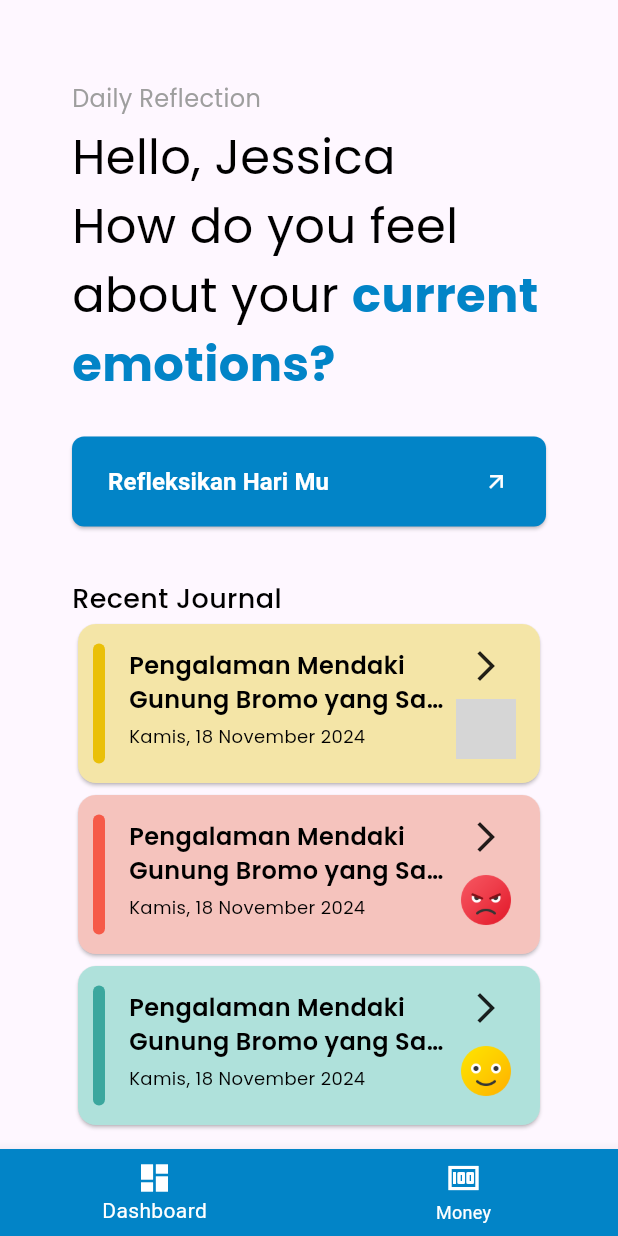
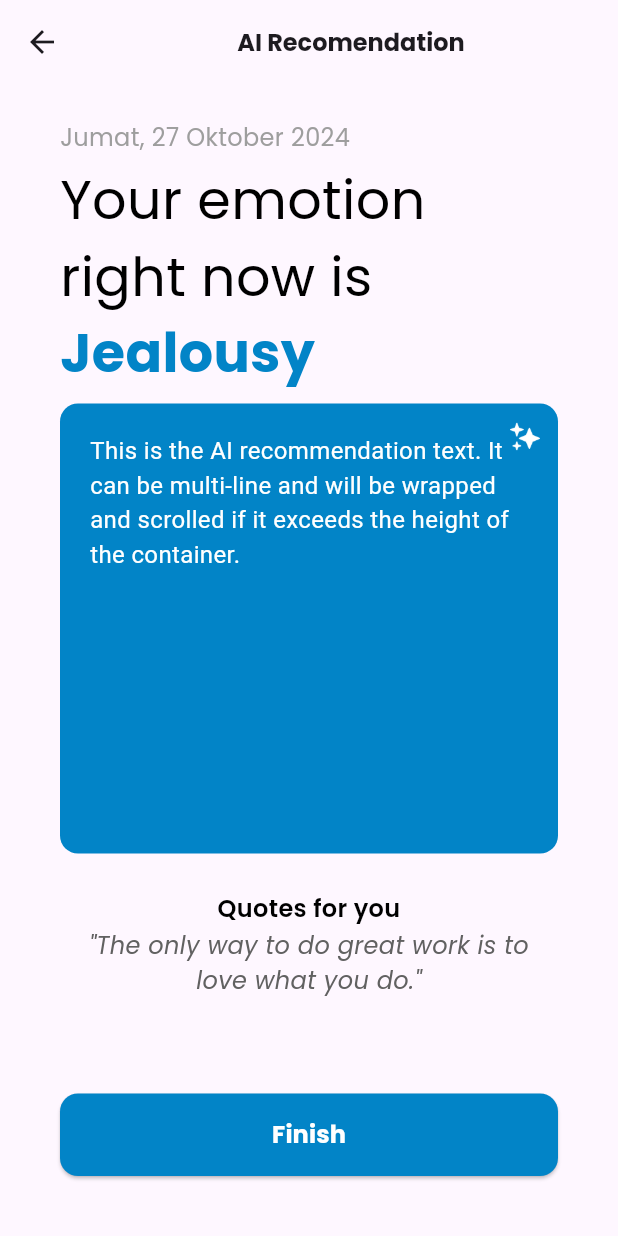
Before and after one commit to LouisFernando1204/jourx-frontend, a Flutter app: the screen it shows after launch, on a phone screen of 412 x 824 dp. Run offline on Flutter 3.47's test engine with Material 3 defaults, Android fonts, the light colour scheme and no system bars; our stand-ins replace double_back_to_close, equatable, fluttertoast, google_fonts, speech_to_text; grey boxes are pictures that could not be loaded.

Commit message:
ai recomendation

```diff
--- a/lib/main.dart
+++ b/lib/main.dart
@@ -21,7 +21,7 @@ class MyApp extends StatelessWidget {
         colorScheme: ColorScheme.fromSeed(seedColor: Colors.deepPurple),
         useMaterial3: true,
       ),
-      home: const MainMenu(), // Mengganti halaman utama menjadi PricePage
+      home: const AiRecomendationPage(), // Mengganti halaman utama menjadi PricePage
     );
   }
 }
--- /dev/null
+++ b/lib/view/pages/ai_recomendation_page.dart
@@ -0,0 +1,178 @@
+part of 'pages.dart';
+
+class AiRecomendationPage extends StatefulWidget {
+  const AiRecomendationPage({super.key});
+
+  @override
+  State<AiRecomendationPage> createState() => _AiRecomendationPageState();
+}
+
+class _AiRecomendationPageState extends State<AiRecomendationPage> {
+  @override
+  Widget build(BuildContext context) {
+    return Scaffold(
+      appBar: PreferredSize(
+        preferredSize: Size.fromHeight(kToolbarHeight),
+        child: AppBar(
+          automaticallyImplyLeading: false,
+          title: Padding(
+            padding: const EdgeInsets.symmetric(horizontal: 19.0),
+            child: Center(
+              child: Text(
+                'AI Recomendation',
+                style: GoogleFonts.poppins(
+                  fontWeight: FontWeight.bold,
+                  fontSize: 16,
+                ),
+              ),
+            ),
+          ),
+          leading: IconButton(
+            icon: Icon(Icons.arrow_back),
+            onPressed: () {
+              Navigator.of(context).pop();
+            },
+          ),
+        ),
+      ),
+      resizeToAvoidBottomInset: true,
+      body: ChangeNotifierProvider<JournalingViewmodel>(
+        create: (_) => JournalingViewmodel(),
+        child: Stack(
+          children: [
+            Padding(
+              padding: const EdgeInsets.symmetric(horizontal: 16.0),
+              child: Container(
+                padding: const EdgeInsets.all(24.0),
+                child: Column(
+                  mainAxisAlignment: MainAxisAlignment.start,
+                  crossAxisAlignment: CrossAxisAlignment.start,
+                  children: [
+                    Text(
+                      "Jumat, 27 Oktober 2024",
+                      style: GoogleFonts.poppins(
+                        fontWeight: FontWeight.normal,
+                        fontSize: 16,
+                        color: Colors.grey[500],
+                      ),
+                    ),
+                    const SizedBox(height: 5.0),
+                    Text.rich(
+                      TextSpan(
+                        text: 'Your emotion right now is ',
+                        style: GoogleFonts.poppins(
+                          fontWeight: FontWeight.normal,
+                          fontSize: 36,
+                          color: Colors.black,
+                        ),
+                        children: <TextSpan>[
+                          TextSpan(
+                            text: 'Jealousy',
+                            style: GoogleFonts.poppins(
+                              color: Color(0xff0284c7),
+                              fontWeight: FontWeight.bold,
+                              fontSize: 36,
+                            ),
+                          ),
+                        ],
+                      ),
+                    ),
+                    const SizedBox(height: 8.0),
+                    Container(
+                      height: 300,
+                      decoration: BoxDecoration(
+                        color: Color(0xff0284c7),
+                        borderRadius: BorderRadius.circular(12),
+                      ),
+                      child: Stack(
+                        children: [
+                          Positioned(
+                            top: 12.0,
+                            right: 12.0,
+                            child: Image.asset(
+                              'assets/images/AI.png',
+                              height: 20,
+                              width: 20,
+                              color: Colors.white,
+                            ),
+                          ),
+                          SingleChildScrollView(
+                            padding: const EdgeInsets.only(
+                                top: 20.0,
+                                left: 20.0,
+                                right: 27.0,
+                                bottom: 16.0),
+                            child: Text(
+                              'This is the AI recommendation text. It can be multi-line and will be wrapped and scrolled if it exceeds the height of the container.',
+                              style: TextStyle(
+                                color: Colors.white,
+                                fontSize: 16,
+                              ),
+                            ),
+                          ),
+                        ],
+                      ),
+                    ),
+                    const SizedBox(height: 25.0),
+                     Center(
+                      child: Text(
+                        'Quotes for you',
+                        textAlign: TextAlign.center,
+                        style: GoogleFonts.poppins(
+                          fontWeight: FontWeight.w600,
+                          fontSize: 16,
+                          color: Colors.black
+                        ),
+                      ),
+                    ),
+                    const SizedBox(height: 2.0),
+                    Center(
+                      child: Text(
+                        '"The only way to do great work is to love what you do."',
+                        textAlign: TextAlign.center,
+                        style: GoogleFonts.poppins(
+                          fontStyle: FontStyle.italic,
+                          fontWeight: FontWeight.normal,
+                          fontSize: 16,
+                          color: Colors.grey[700],
+                        ),
+                      ),
+                    ),
+                    Spacer(),
+                    ElevatedButton(
+                      onPressed: () {
+                        // Tambahkan aksi tombol di sini
+                        print('Button pressed');
+                      },
+                      style: ElevatedButton.styleFrom(
+                        backgroundColor: Color(0xff0284c7), // Warna tombol
+                        shape: RoundedRectangleBorder(
+                          borderRadius: BorderRadius.circular(12), // Radius tombol
+                        ),
+                        padding: const EdgeInsets.symmetric(
+                          vertical: 16.0,
+                          horizontal: 24.0,
+                        ),
+                      ),
+                      child: Center(
+                        child: Text(
+                          'Finish',
+                          style: GoogleFonts.poppins(
+                            color: Colors.white,
+                            fontWeight: FontWeight.bold,
+                            fontSize: 16,
+                          ),
+                        ),
+                      ),
+                    ),
+                    const SizedBox(height: 16.0),
+                  ],
+                ),
+              ),
+            ),
+          ],
+        ),
+      ),
+    );
+  }
+}
--- a/lib/view/pages/home_page.dart
+++ b/lib/view/pages/home_page.dart
@@ -17,7 +17,7 @@ class _HomePageState extends State<HomePage> {
         child: Stack(
           children: [
             SingleChildScrollView( // Membungkus dengan SingleChildScrollView
-              padding: const EdgeInsets.only(top: 30.0, left: 24.0, right: 24.0),
+              padding: const EdgeInsets.only(top: 20.0, left: 16.0, right: 16.0),
               child: Container(
                 padding: const EdgeInsets.all(24.0),
                 child: Column(
--- a/lib/view/pages/journaling_page.dart
+++ b/lib/view/pages/journaling_page.dart
@@ -69,7 +69,7 @@ class _JournalingPageState extends State<JournalingPage> {
                 'Write Journal',
                 style: GoogleFonts.poppins(
                   fontWeight: FontWeight.bold,
-                  fontSize: 18,
+                  fontSize: 16,
                 ),
               ),
             ),
@@ -89,7 +89,7 @@ class _JournalingPageState extends State<JournalingPage> {
         child: Stack(
           children: [
             Padding(
-              padding: const EdgeInsets.symmetric(horizontal: 19.0),
+              padding: const EdgeInsets.symmetric(horizontal: 16.0),
               child: Container(
                 padding: const EdgeInsets.all(24.0),
                 child: Column(
--- a/lib/view/pages/main_menu.dart
+++ b/lib/view/pages/main_menu.dart
@@ -9,7 +9,7 @@ class MainMenu extends StatefulWidget {
 
 class _MainMenuState extends State<MainMenu> {
   int _selectedIndex = 0;
-  static const List<Widget> _pages = <Widget>[HomePage(), LoginPage()];
+  static const List<Widget> _pages = <Widget>[HomePage(), AiRecomendationPage()];
 
   void _onItemTapped(int index) {
     setState(() {
@@ -45,12 +45,12 @@ class _MainMenuState extends State<MainMenu> {
         backgroundColor: Color(0xFF0284C7),
         onTap: _onItemTapped,
         items: [
-          BottomNavigationBarItem(
-              icon: Icon(Icons.dashboard), label: "Dashboard"),
-          BottomNavigationBarItem(icon: Icon(Icons.money), label: "Money"),
+          BottomNavigationBarItem(icon: Icon(Icons.home), label: "Homepage"),
+          BottomNavigationBarItem(icon: Icon(Icons.history), label: "History"),
+          BottomNavigationBarItem(icon: Icon(Icons.article), label: "Article")
         ],
         selectedItemColor: Colors.white, // Warna ikon yang terpilih (aktif)
-  unselectedItemColor: Colors.white,
+        unselectedItemColor: Colors.white,
       ),
 
     );
--- a/lib/view/pages/pages.dart
+++ b/lib/view/pages/pages.dart
@@ -17,3 +17,4 @@ part 'register_page.dart';
 part 'journaling_page.dart';
 part 'home_page.dart';
 part 'main_menu.dart';
+part 'ai_recomendation_page.dart';
--- a/pubspec.yaml
+++ b/pubspec.yaml
@@ -61,6 +61,7 @@ flutter:
     - assets/images/angry.png
     - assets/images/happy.png
     - assets/images/plain.png
+    - assets/images/AI.png
   # An image asset can refer to one or more resolution-specific "variants", see
   # https://flutter.dev/to/resolution-aware-images
   # For details regarding adding assets from package dependencies, see
```
Also changed, not shown: assets/images/AI.png (added).
